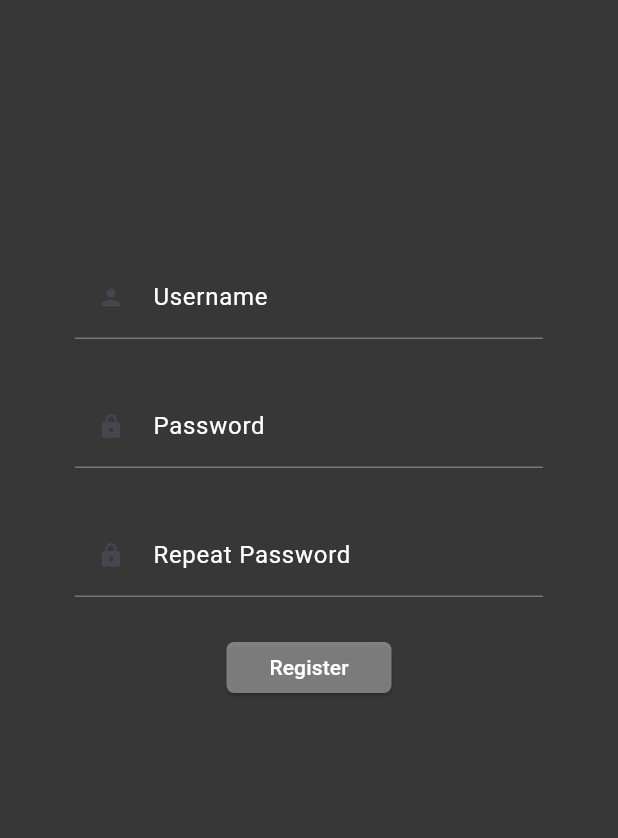
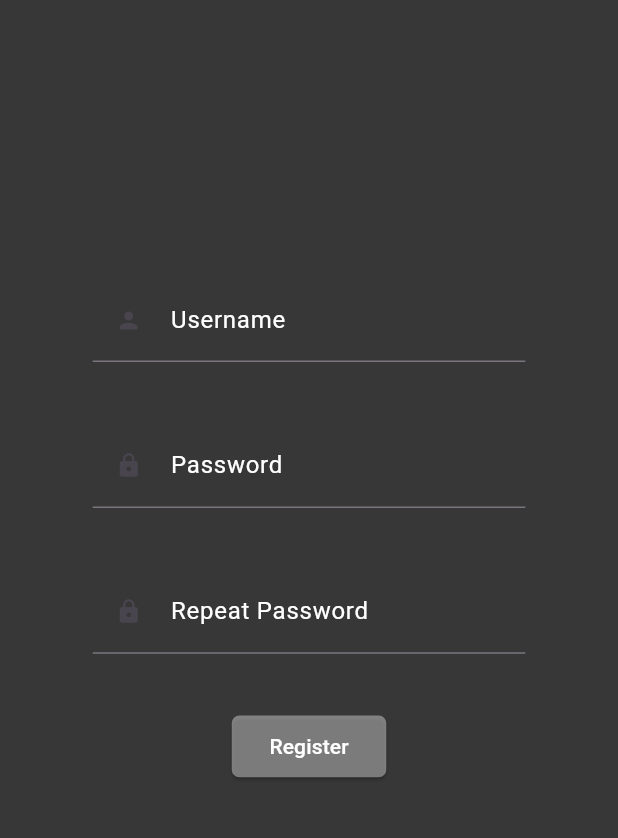
Before and after one commit to cs-24-sw-8-11/frontend, a Flutter app: the RegisterScreen screen opened directly, on a phone screen of 412 x 824 dp, the part 84-922 px from its top. Run offline on Flutter 3.47's test engine with Material 3 defaults, Android fonts, the phone set to English and light mode, and no system bars; our stand-ins replace fl_chart, flutter_spinkit; network calls fail.

Commit message:
all pages now have padding scaled from the device's screen size

```diff
--- a/lib/home_screen/home.dart
+++ b/lib/home_screen/home.dart
@@ -155,9 +155,9 @@ class HomeScreenState extends State<HomeScreen> {
       child: Column(
         crossAxisAlignment: CrossAxisAlignment.center,
         children: <Widget>[
-          const Padding(padding: EdgeInsets.only(top: 10)),
+          Padding(padding: EdgeInsets.only(top: MediaQuery.of(context).size.height * 0.02)),
           Text('Welcome $_userName', style: const TextStyle(color: globalTextColor, fontSize: 25, fontWeight: FontWeight.bold)),
-          const Padding(padding: EdgeInsets.only(top: 30)),
+          Padding(padding: EdgeInsets.only(top: MediaQuery.of(context).size.height * 0.05)),
           SizedBox(
             width: (MediaQuery.of(context).size.width * 0.9),
             child: Text(homePageTextBody(), style: const TextStyle(color: globalTextColor)),
@@ -172,7 +172,7 @@ class HomeScreenState extends State<HomeScreen> {
     return Column(
       crossAxisAlignment: CrossAxisAlignment.center,
       children: <Widget>[
-        const Padding(padding: EdgeInsets.only(top: 30)),
+        Padding(padding: EdgeInsets.only(top: MediaQuery.of(context).size.height * 0.05)),
         Center(
           child: ElevatedButton(
             style: ElevatedButton.styleFrom(
--- a/lib/login_screen/register.dart
+++ b/lib/login_screen/register.dart
@@ -30,29 +30,31 @@ class RegisterScreenState extends State<RegisterScreen> {
   Widget build(BuildContext context) {
     return Scaffold(
       appBar: AppBar(
+        title: const Text('Stress Handler', style: TextStyle(color: globalTextColor)),
+        centerTitle: true,
         backgroundColor: globalAppBarColor,
         iconTheme: const IconThemeData(
           color: globalnavigatorArrowColor,
         ),
-          title: const Text('Stress Handler', style: TextStyle(color: globalTextColor)),
-          centerTitle: true,
       ),
       backgroundColor: globalScaffoldBackgroundColor,
       resizeToAvoidBottomInset: true,
       body: SingleChildScrollView(
         child: Column(
-          crossAxisAlignment: CrossAxisAlignment.start,
+          crossAxisAlignment: CrossAxisAlignment.center,
           children: <Widget>[
-            Padding(
-              padding: const EdgeInsets.only(left: 50, right: 50, top: 170),
+            Padding(padding: EdgeInsets.only(top: MediaQuery.of(context).size.height * 0.225)),
+            SizedBox(
+              width: MediaQuery.of(context).size.width * 0.7,
               child: CustomInputField(
                 labeltext: 'Username',
                 icondata: const Icon(Icons.person_rounded, size: 18),
                 txtcontroller: registerUsernameController,
               ),
             ),
-            Padding(
-              padding: const EdgeInsets.only(left: 50, right: 50, top: 30),
+            Padding(padding: EdgeInsets.only(top: MediaQuery.of(context).size.height * 0.05)),
+            SizedBox(
+              width: MediaQuery.of(context).size.width * 0.7,
               child: CustomInputField(
                 labeltext: 'Password',
                 icondata: const Icon(Icons.lock_rounded, size: 18),
@@ -60,8 +62,9 @@ class RegisterScreenState extends State<RegisterScreen> {
                 hiddentext: true,
               ),
             ),
-            Padding(
-              padding: const EdgeInsets.only(left: 50, right: 50, top: 30),
+            Padding(padding: EdgeInsets.only(top: MediaQuery.of(context).size.height * 0.05)),
+            SizedBox(
+              width: MediaQuery.of(context).size.width * 0.7,
               child: CustomInputField(
                 labeltext: 'Repeat Password',
                 icondata: const Icon(Icons.lock_rounded, size: 18),
@@ -69,12 +72,10 @@ class RegisterScreenState extends State<RegisterScreen> {
                 hiddentext: true,
               ),
             ),
-            Center(
-              child: Padding(
-                padding: const EdgeInsets.only(left: 50, right: 50, top: 30),
-                child: SizedBox(
-                  height: 34,
-                  width: 110,
+            Padding(padding: EdgeInsets.only(top: MediaQuery.of(context).size.height * 0.05)),
+            SizedBox(
+              height: MediaQuery.of(context).size.height * 0.05,
+              width: MediaQuery.of(context).size.width * 0.25,
               child: ElevatedButton(
                 style: ElevatedButton.styleFrom(
                   backgroundColor: globalButtonBackgroundColor,
@@ -83,8 +84,8 @@ class RegisterScreenState extends State<RegisterScreen> {
                     borderRadius: BorderRadius.circular(5.0),
                   ),
                 ),
-                    child: !isLoading ?
-                      const Text(
+                child: !isLoading
+                  ? const Text(
                     'Register',
                     style: TextStyle(color: globalTextColor),
                   )
@@ -128,17 +129,13 @@ class RegisterScreenState extends State<RegisterScreen> {
                   }
                 },
               ),
-                )
             ),
-            ),
-            Center (
-              child: Padding(
-                padding: const EdgeInsets.only(top: 20),
+            Padding(padding: EdgeInsets.only(top: MediaQuery.of(context).size.height * 0.02)),
+            Center(
               child: registerSuccess
               ? Text(responseString, style: const TextStyle(color: Color.fromARGB(255, 50, 255, 50)))
               : const Text('')
             )
-            ),
           ]
         ),
       ),
```
Also changed, not shown: lib/custom_widgets/custom_question.dart (+12 -21 lines), lib/login_screen/login.dart (+18 -23 lines), lib/scripts/api_handler.dart (+8 -0 lines). Lines whose indentation alone changed are shown as unchanged.
